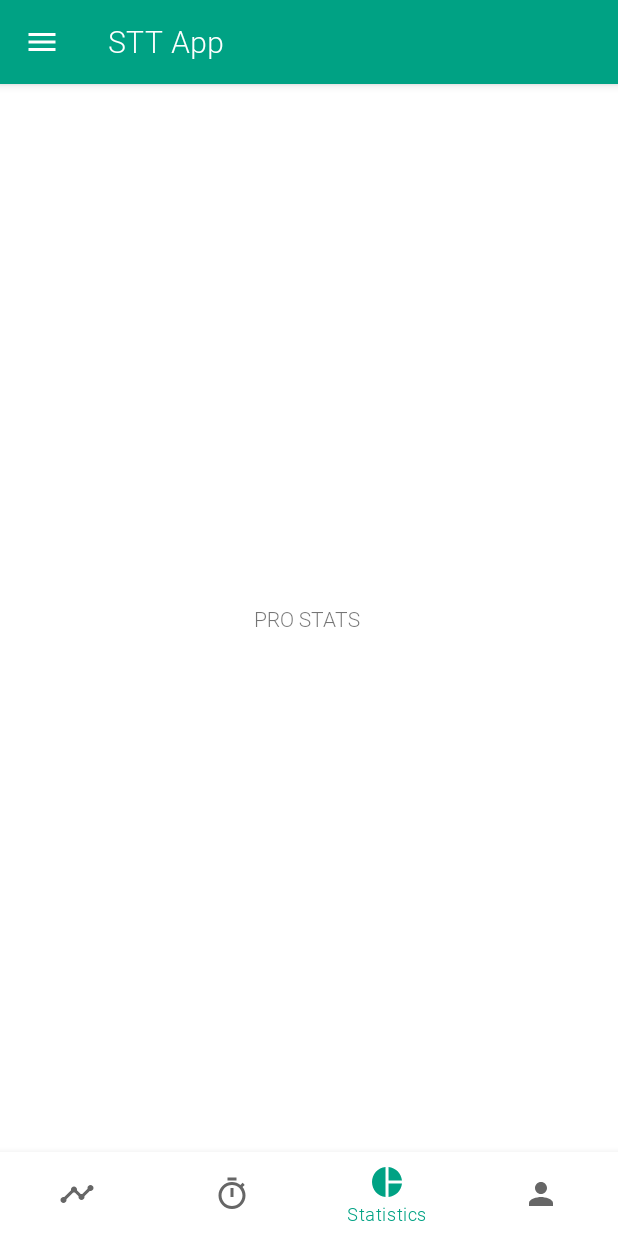
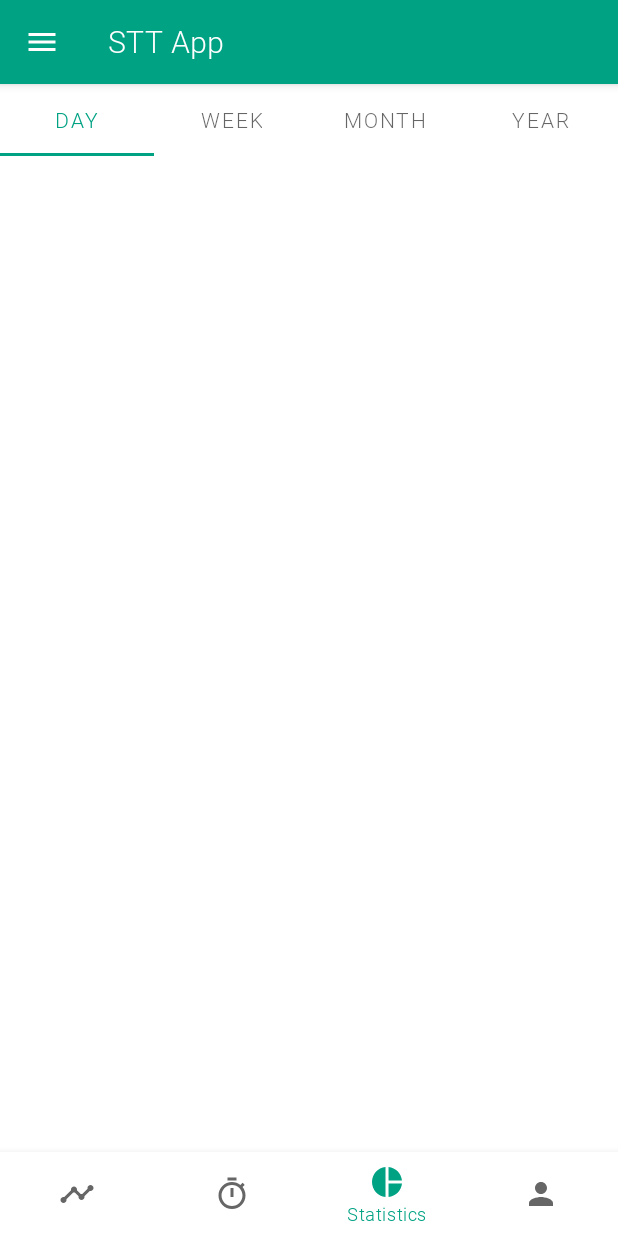
Before and after one commit to kolorowerowe/StudentTimeTracker, an Android app: the screen it shows after launch (MainActivity), item 3 of the bottom bar chosen, on a phone screen of 412 x 824 dp. Run offline under Robolectric (Android 15) with nearby library versions, the phone set to English and light mode, and no system bars.

Commit message:
fixed frame layout, add tabs for statistics

```diff
--- a/app/src/main/res/layout/fragment_statistics.xml
+++ b/app/src/main/res/layout/fragment_statistics.xml
@@ -1,17 +1,37 @@
 <?xml version="1.0" encoding="utf-8"?>
-<androidx.constraintlayout.widget.ConstraintLayout
-    xmlns:android="http://schemas.android.com/apk/res/android"
+<androidx.constraintlayout.widget.ConstraintLayout xmlns:android="http://schemas.android.com/apk/res/android"
     xmlns:app="http://schemas.android.com/apk/res-auto"
+    xmlns:tools="http://schemas.android.com/tools"
     android:layout_width="match_parent"
     android:layout_height="match_parent">
 
-    <TextView
-        android:id="@+id/textView2"
-        android:layout_width="wrap_content"
+    <com.google.android.material.tabs.TabLayout
+        android:id="@+id/statistics_tabs"
+        android:layout_width="match_parent"
         android:layout_height="wrap_content"
-        android:text="PRO STATS "
-        app:layout_constraintBottom_toBottomOf="parent"
         app:layout_constraintEnd_toEndOf="parent"
         app:layout_constraintStart_toStartOf="parent"
-        app:layout_constraintTop_toTopOf="parent" />
+        app:layout_constraintTop_toTopOf="parent">
+
+        <com.google.android.material.tabs.TabItem
+            android:layout_width="wrap_content"
+            android:layout_height="wrap_content"
+            android:text="@string/statistics_tab_day" />
+
+        <com.google.android.material.tabs.TabItem
+            android:layout_width="wrap_content"
+            android:layout_height="wrap_content"
+            android:text="@string/statistics_tab_week" />
+
+        <com.google.android.material.tabs.TabItem
+            android:layout_width="wrap_content"
+            android:layout_height="wrap_content"
+            android:text="@string/statistics_tab_month" />
+
+        <com.google.android.material.tabs.TabItem
+            android:layout_width="wrap_content"
+            android:layout_height="wrap_content"
+            android:text="@string/statistics_tab_year" />
+
+    </com.google.android.material.tabs.TabLayout>
 </androidx.constraintlayout.widget.ConstraintLayout>
--- a/app/src/main/res/layout/main_activity.xml
+++ b/app/src/main/res/layout/main_activity.xml
@@ -13,6 +13,7 @@
         android:layout_height="match_parent">
 
         <com.google.android.material.appbar.AppBarLayout
+            android:id="@+id/appBarLayout"
             android:layout_width="match_parent"
             android:layout_height="wrap_content"
             tools:ignore="MissingConstraints">
@@ -26,17 +27,15 @@
                 app:title="STT App" />
 
 
-
-
-
         </com.google.android.material.appbar.AppBarLayout>
 
 
         <FrameLayout
             android:id="@+id/frame_container"
             android:layout_width="match_parent"
-            android:layout_height="match_parent"
-            app:layout_behavior="@string/appbar_scrolling_view_behavior" />
+            android:layout_height="wrap_content"
+            app:layout_constraintTop_toBottomOf="@+id/appBarLayout"
+             />
 
         <com.google.android.material.bottomnavigation.BottomNavigationView
             android:id="@+id/bottom_navigation"
--- a/app/src/main/res/values/strings.xml
+++ b/app/src/main/res/values/strings.xml
@@ -12,6 +12,13 @@
     <string name="nav_settings">Settings</string>
     <string name="nav_info">Information</string>
     <string name="nav_contact">Contact</string>
+
+    <!-- Statistics fragment   -->
+    <string name="statistics_tab_day">Day</string>
+    <string name="statistics_tab_week">Week</string>
+    <string name="statistics_tab_month">Month</string>
+    <string name="statistics_tab_year">Year</string>
+
 
 
     <string name="navigation_drawer_open">OPEN</string>
```
